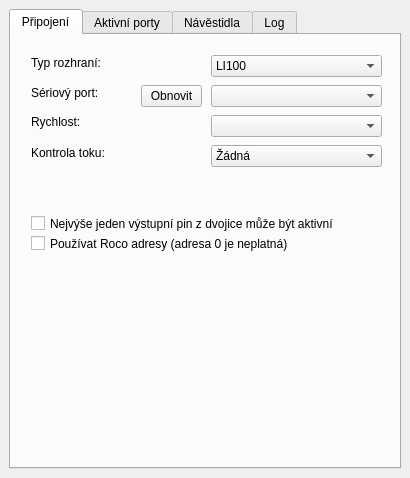
Above: form/main-window.ui from kmzbrnoI/rcs-lib-XpressNET-qt before the change. Below: the same form after it.
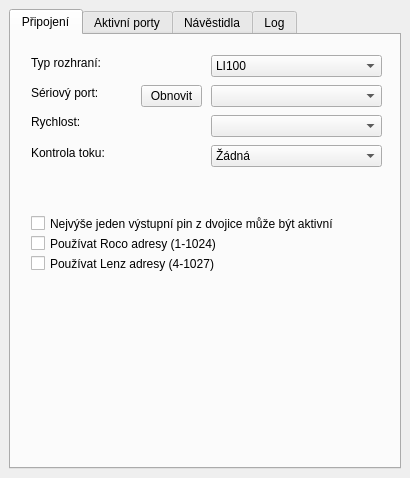
That is the form after the change.

Commit message: Allow Lenz address range.

Patch:
```diff
--- a/form/main-window.ui
+++ b/form/main-window.ui
@@ -174,7 +174,7 @@
          </rect>
         </property>
         <property name="text">
-         <string>Používat Roco adresy (adresa 0 je neplatná)</string>
+         <string>Používat Roco adresy (1-1024)</string>
         </property>
        </widget>
        <widget class="QLabel" name="label_8">
@@ -215,6 +215,19 @@
          </property>
         </item>
        </widget>
+       <widget class="QCheckBox" name="chb_lenz_addrs">
+        <property name="geometry">
+         <rect>
+          <x>20</x>
+          <y>220</y>
+          <width>351</width>
+          <height>17</height>
+         </rect>
+        </property>
+        <property name="text">
+         <string>Používat Lenz adresy (4-1027)</string>
+        </property>
+       </widget>
       </widget>
       <widget class="QWidget" name="t_activeModules">
        <attribute name="title">
```
The commit also changes 3 other files.
